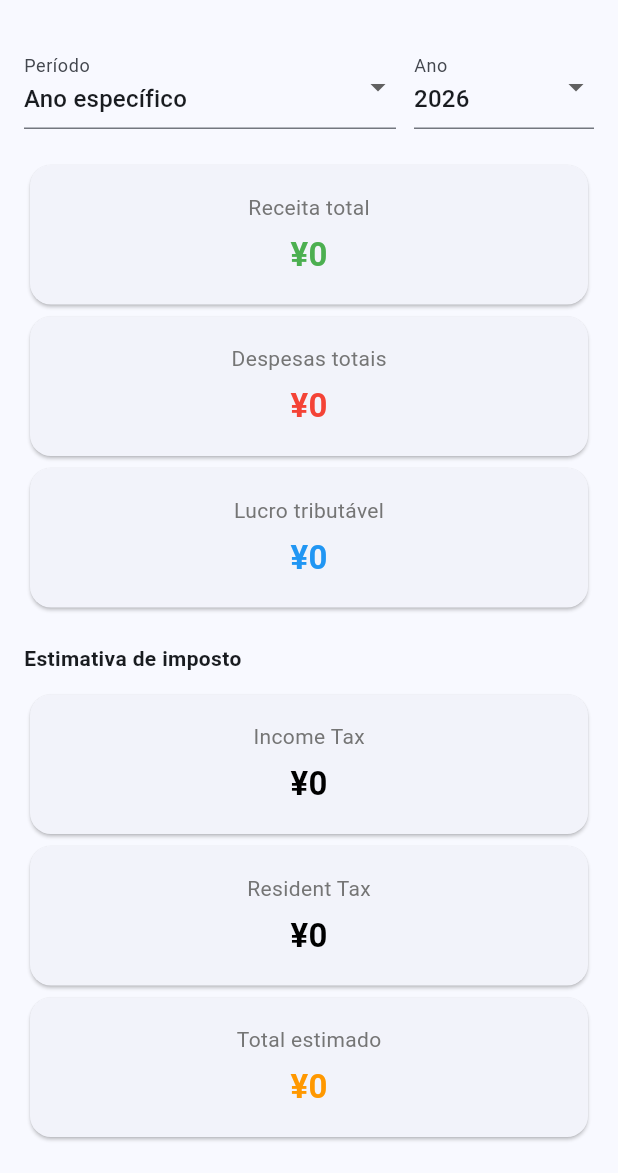
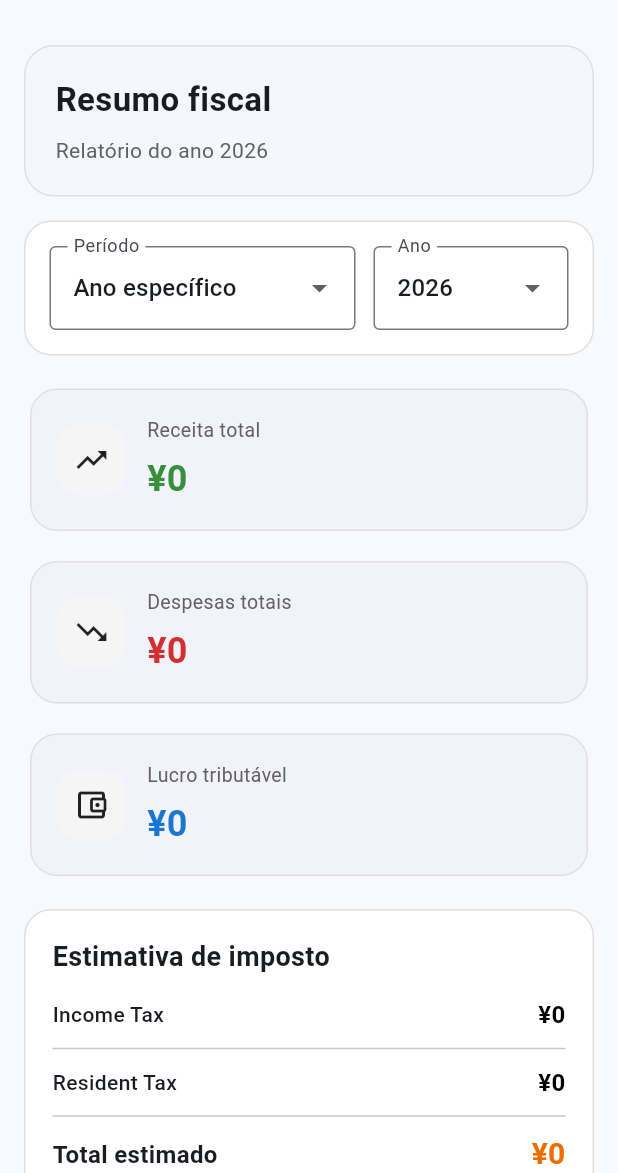
Before and after one commit to sandrofukuyama-afk/Autonomo_app, a Flutter app: the screen it shows once a user with an empty profile is signed in, after a tap on "Relatório", on a phone screen of 412 x 824 dp, the part 63-1236 px from its top. Run offline on Flutter 3.47's test engine with Material 3 defaults, Android fonts, the phone set to English and light mode, and no system bars; our stand-ins replace pdf, printing, supabase_flutter; accounts and stored records are empty.

Commit message:
Update reports_page.dart

```diff
--- a/lib/pages/reports_page.dart
+++ b/lib/pages/reports_page.dart
@@ -12,7 +12,7 @@ class ReportsPage extends StatefulWidget {
 class _ReportsPageState extends State<ReportsPage> {
   late Future<Map<String, dynamic>> _reportFuture;
 
-  String _period = "year";
+  String _period = 'year';
   int _year = DateTime.now().year;
 
   @override
@@ -36,111 +36,277 @@ class _ReportsPageState extends State<ReportsPage> {
     final expenses = await SupabaseService.instance.getExpenses();
 
     DateTime start;
-    DateTime end = DateTime.now();
+    DateTime end;
 
-    if (_period == "year") {
-      start = DateTime(_year, 1, 1);
-      end = DateTime(_year, 12, 31);
+    if (_period == 'year') {
+      start = DateTime(_year, 1, 1, 0, 0, 0);
+      end = DateTime(_year, 12, 31, 23, 59, 59);
     } else {
-      start = DateTime.now().subtract(const Duration(days: 365));
+      final now = DateTime.now();
+      start = DateTime(now.year, now.month, now.day)
+          .subtract(const Duration(days: 365));
+      end = DateTime(now.year, now.month, now.day, 23, 59, 59);
     }
 
     double totalEntries = 0;
     double totalExpenses = 0;
 
-    for (var e in entries) {
-      final date = DateTime.tryParse(e['date'] ?? '');
-      if (date != null && date.isAfter(start) && date.isBefore(end)) {
-        totalEntries += (e['amount'] ?? 0).toDouble();
+    for (final e in entries) {
+      final date = DateTime.tryParse((e['date'] ?? '').toString());
+      final amount = e['amount'] is num
+          ? (e['amount'] as num).toDouble()
+          : double.tryParse((e['amount'] ?? '0').toString()) ?? 0;
+
+      if (date != null &&
+          !date.isBefore(start) &&
+          !date.isAfter(end)) {
+        totalEntries += amount;
       }
     }
 
-    for (var e in expenses) {
-      final date = DateTime.tryParse(e['date'] ?? '');
-      if (date != null && date.isAfter(start) && date.isBefore(end)) {
-        totalExpenses += (e['amount'] ?? 0).toDouble();
+    for (final e in expenses) {
+      final date = DateTime.tryParse((e['date'] ?? '').toString());
+      final amount = e['amount'] is num
+          ? (e['amount'] as num).toDouble()
+          : double.tryParse((e['amount'] ?? '0').toString()) ?? 0;
+
+      if (date != null &&
+          !date.isBefore(start) &&
+          !date.isAfter(end)) {
+        totalExpenses += amount;
       }
     }
 
     final profit = totalEntries - totalExpenses;
+    final taxableProfit = profit > 0 ? profit : 0.0;
 
-    final nationalTax = profit * 0.10;
-    final residentTax = profit * 0.10;
+    final nationalTax = taxableProfit * 0.10;
+    final residentTax = taxableProfit * 0.10;
+    final totalTax = nationalTax + residentTax;
 
     return {
-      "entries": totalEntries,
-      "expenses": totalExpenses,
-      "profit": profit,
-      "nationalTax": nationalTax,
-      "residentTax": residentTax,
-      "totalTax": nationalTax + residentTax
+      'entries': totalEntries,
+      'expenses': totalExpenses,
+      'profit': profit,
+      'nationalTax': nationalTax,
+      'residentTax': residentTax,
+      'totalTax': totalTax,
     };
   }
 
   String _yen(double value) {
-    return "¥${value.toStringAsFixed(0)}";
+    final formatted = value.toStringAsFixed(0);
+    final chars = formatted.split('').reversed.toList();
+    final buffer = StringBuffer();
+
+    for (int i = 0; i < chars.length; i++) {
+      if (i > 0 && i % 3 == 0) {
+        buffer.write(',');
+      }
+      buffer.write(chars[i]);
     }
 
-  Widget _card(String title, String value, {Color? color}) {
+    return '¥${buffer.toString().split('').reversed.join()}';
+  }
+
+  String _periodLabel() {
+    if (_period == 'year') {
+      return 'Relatório do ano $_year';
+    }
+    return 'Relatório dos últimos 12 meses';
+  }
+
+  Widget _summaryHeader() {
+    return Container(
+      width: double.infinity,
+      padding: const EdgeInsets.all(20),
+      decoration: BoxDecoration(
+        borderRadius: BorderRadius.circular(20),
+        color: const Color(0xFFF4F7FB),
+        border: Border.all(color: Colors.grey.shade300),
+      ),
+      child: Column(
+        crossAxisAlignment: CrossAxisAlignment.start,
+        children: [
+          const Text(
+            'Resumo fiscal',
+            style: TextStyle(
+              fontSize: 22,
+              fontWeight: FontWeight.w700,
+            ),
+          ),
+          const SizedBox(height: 8),
+          Text(
+            _periodLabel(),
+            style: TextStyle(
+              fontSize: 14,
+              color: Colors.grey.shade700,
+            ),
+          ),
+        ],
+      ),
+    );
+  }
+
+  Widget _valueCard({
+    required String title,
+    required String value,
+    required IconData icon,
+    Color? valueColor,
+  }) {
     return Card(
+      elevation: 0,
       shape: RoundedRectangleBorder(
-        borderRadius: BorderRadius.circular(14),
+        borderRadius: BorderRadius.circular(18),
+        side: BorderSide(color: Colors.grey.shade300),
       ),
       child: Padding(
         padding: const EdgeInsets.all(18),
+        child: Row(
+          children: [
+            Container(
+              width: 46,
+              height: 46,
+              decoration: BoxDecoration(
+                color: Colors.grey.shade100,
+                borderRadius: BorderRadius.circular(14),
+              ),
+              child: Icon(icon),
+            ),
+            const SizedBox(width: 14),
+            Expanded(
               child: Column(
+                crossAxisAlignment: CrossAxisAlignment.start,
                 children: [
                   Text(
                     title,
-              style: TextStyle(color: Colors.grey.shade600),
+                    style: TextStyle(
+                      fontSize: 13,
+                      color: Colors.grey.shade700,
+                    ),
                   ),
                   const SizedBox(height: 6),
                   Text(
                     value,
                     style: TextStyle(
-                fontSize: 22,
+                      fontSize: 24,
                       fontWeight: FontWeight.bold,
-                color: color ?? Colors.black,
+                      color: valueColor ?? Colors.black,
                     ),
-            )
+                  ),
+                ],
+              ),
+            ),
           ],
         ),
       ),
     );
   }
 
+  Widget _taxBox(Map<String, dynamic> data) {
+    return Container(
+      width: double.infinity,
+      padding: const EdgeInsets.all(18),
+      decoration: BoxDecoration(
+        borderRadius: BorderRadius.circular(18),
+        color: Colors.white,
+        border: Border.all(color: Colors.grey.shade300),
+      ),
+      child: Column(
+        crossAxisAlignment: CrossAxisAlignment.start,
+        children: [
+          const Text(
+            'Estimativa de imposto',
+            style: TextStyle(
+              fontSize: 18,
+              fontWeight: FontWeight.w700,
+            ),
+          ),
+          const SizedBox(height: 14),
+          _taxRow('Income Tax', _yen((data['nationalTax'] as num).toDouble())),
+          const Divider(height: 22),
+          _taxRow('Resident Tax', _yen((data['residentTax'] as num).toDouble())),
+          const Divider(height: 22),
+          _taxRow(
+            'Total estimado',
+            _yen((data['totalTax'] as num).toDouble()),
+            isTotal: true,
+          ),
+        ],
+      ),
+    );
+  }
+
+  Widget _taxRow(String label, String value, {bool isTotal = false}) {
+    return Row(
+      children: [
+        Expanded(
+          child: Text(
+            label,
+            style: TextStyle(
+              fontSize: isTotal ? 16 : 14,
+              fontWeight: isTotal ? FontWeight.w700 : FontWeight.w500,
+            ),
+          ),
+        ),
+        Text(
+          value,
+          style: TextStyle(
+            fontSize: isTotal ? 20 : 16,
+            fontWeight: FontWeight.bold,
+            color: isTotal ? Colors.orange.shade800 : Colors.black,
+          ),
+        ),
+      ],
+    );
+  }
+
   Widget _periodSelector() {
-    return Row(
+    return Container(
+      padding: const EdgeInsets.all(16),
+      decoration: BoxDecoration(
+        borderRadius: BorderRadius.circular(18),
+        color: Colors.white,
+        border: Border.all(color: Colors.grey.shade300),
+      ),
+      child: Row(
         children: [
           Expanded(
             child: DropdownButtonFormField<String>(
               value: _period,
-            decoration: const InputDecoration(labelText: "Período"),
+              decoration: const InputDecoration(
+                labelText: 'Período',
+                border: OutlineInputBorder(),
+              ),
               items: const [
                 DropdownMenuItem(
-                value: "year",
-                child: Text("Ano específico"),
+                  value: 'year',
+                  child: Text('Ano específico'),
                 ),
                 DropdownMenuItem(
-                value: "12m",
-                child: Text("Últimos 12 meses"),
+                  value: '12m',
+                  child: Text('Últimos 12 meses'),
                 ),
               ],
               onChanged: (v) {
+                if (v == null) return;
                 setState(() {
-                _period = v!;
+                  _period = v;
                   _loadReport();
                 });
               },
             ),
           ),
-        if (_period == "year") ...[
+          if (_period == 'year') ...[
             const SizedBox(width: 12),
             SizedBox(
-            width: 120,
+              width: 130,
               child: DropdownButtonFormField<int>(
                 value: _year,
-              decoration: const InputDecoration(labelText: "Ano"),
+                decoration: const InputDecoration(
+                  labelText: 'Ano',
+                  border: OutlineInputBorder(),
+                ),
                 items: List.generate(
                   5,
                   (i) {
@@ -152,27 +318,41 @@ class _ReportsPageState extends State<ReportsPage> {
                   },
                 ),
                 onChanged: (v) {
+                  if (v == null) return;
                   setState(() {
-                  _year = v!;
+                    _year = v;
                     _loadReport();
                   });
                 },
               ),
-          )
-        ]
+            ),
           ],
+        ],
+      ),
     );
   }
 
   Future<void> _generatePdf(Map<String, dynamic> data) async {
     await ReportService.instance.generateFiscalReport(
       year: _year,
-      entries: data["entries"],
-      expenses: data["expenses"],
-      profit: data["profit"],
-      nationalTax: data["nationalTax"],
-      residentTax: data["residentTax"],
-      totalTax: data["totalTax"],
+      entries: data['entries'],
+      expenses: data['expenses'],
+      profit: data['profit'],
+      nationalTax: data['nationalTax'],
+      residentTax: data['residentTax'],
+      totalTax: data['totalTax'],
+    );
+  }
+
+  Widget _errorState(Object error) {
+    return Center(
+      child: Padding(
+        padding: const EdgeInsets.all(24),
+        child: Text(
+          'Erro ao carregar relatório: $error',
+          textAlign: TextAlign.center,
+        ),
+      ),
     );
   }
 
@@ -180,12 +360,12 @@ class _ReportsPageState extends State<ReportsPage> {
   Widget build(BuildContext context) {
     return Scaffold(
       appBar: AppBar(
-        title: const Text("Relatório Fiscal"),
+        title: const Text('Relatório Fiscal'),
         actions: [
           IconButton(
             icon: const Icon(Icons.refresh),
             onPressed: _refresh,
-          )
+          ),
         ],
       ),
       body: FutureBuilder<Map<String, dynamic>>(
@@ -196,7 +376,7 @@ class _ReportsPageState extends State<ReportsPage> {
           }
 
           if (snapshot.hasError) {
-            return Center(child: Text("Erro: ${snapshot.error}"));
+            return _errorState(snapshot.error!);
           }
 
           final data = snapshot.data!;
@@ -206,49 +386,47 @@ class _ReportsPageState extends State<ReportsPage> {
             child: ListView(
               padding: const EdgeInsets.all(16),
               children: [
-
+                _summaryHeader(),
+                const SizedBox(height: 16),
                 _periodSelector(),
-
-                const SizedBox(height: 20),
-
-                _card("Receita total", _yen(data["entries"]),
-                    color: Colors.green),
-
-                _card("Despesas totais", _yen(data["expenses"]),
-                    color: Colors.red),
-
-                _card("Lucro tributável", _yen(data["profit"]),
-                    color: Colors.blue),
-
-                const SizedBox(height: 20),
-
-                const Text(
-                  "Estimativa de imposto",
-                  style: TextStyle(fontWeight: FontWeight.bold),
+                const SizedBox(height: 18),
+                _valueCard(
+                  title: 'Receita total',
+                  value: _yen((data['entries'] as num).toDouble()),
+                  icon: Icons.trending_up,
+                  valueColor: Colors.green.shade700,
                 ),
-
-                const SizedBox(height: 10),
-
-                _card("Income Tax", _yen(data["nationalTax"])),
-
-                _card("Resident Tax", _yen(data["residentTax"])),
-
-                _card("Total estimado", _yen(data["totalTax"]),
-                    color: Colors.orange),
-
-                const SizedBox(height: 30),
-
+                const SizedBox(height: 12),
+                _valueCard(
+                  title: 'Despesas totais',
+                  value: _yen((data['expenses'] as num).toDouble()),
+                  icon: Icons.trending_down,
+                  valueColor: Colors.red.shade700,
+                ),
+                const SizedBox(height: 12),
+                _valueCard(
+                  title: 'Lucro tributável',
+                  value: _yen((data['profit'] as num).toDouble()),
+                  icon: Icons.account_balance_wallet_outlined,
+                  valueColor: Colors.blue.shade700,
+                ),
+                const SizedBox(height: 18),
+                _taxBox(data),
+                const SizedBox(height: 24),
                 SizedBox(
                   width: double.infinity,
                   child: ElevatedButton.icon(
                     icon: const Icon(Icons.picture_as_pdf),
-                    label: const Text("Gerar PDF Fiscal"),
+                    label: const Text('Gerar PDF Fiscal'),
                     style: ElevatedButton.styleFrom(
-                      padding: const EdgeInsets.all(16),
+                      padding: const EdgeInsets.symmetric(vertical: 18),
+                      shape: RoundedRectangleBorder(
+                        borderRadius: BorderRadius.circular(14),
+                      ),
                     ),
                     onPressed: () => _generatePdf(data),
                   ),
-                )
+                ),
               ],
             ),
           );
```
Lines whose indentation alone changed are shown as unchanged.
